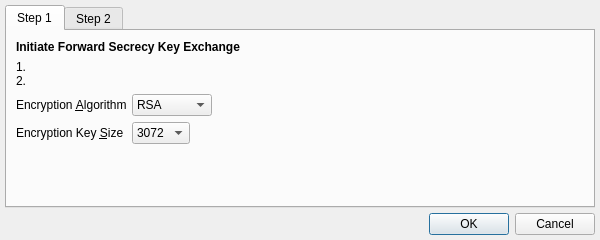
Before: the Qt Designer form branches/trunk/UI/spot-on-forward-secrecy-algorithms-selection.ui in textbrowser/spot-on, drawn with Qt 5.
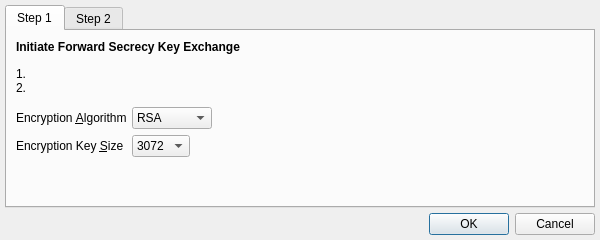
After: the same form once the commit is applied. Icons and pictures are not drawn.

```diff
--- a/branches/trunk/UI/spot-on-forward-secrecy-algorithms-selection.ui
+++ b/branches/trunk/UI/spot-on-forward-secrecy-algorithms-selection.ui
@@ -49,6 +49,12 @@
        </item>
        <item>
         <widget class="QLabel" name="text_1">
+         <property name="sizePolicy">
+          <sizepolicy hsizetype="Preferred" vsizetype="Expanding">
+           <horstretch>0</horstretch>
+           <verstretch>0</verstretch>
+          </sizepolicy>
+         </property>
          <property name="text">
           <string>1.
 2.</string>
```
Left out of the diff: 6 changed lines with no effect on the pictures.
